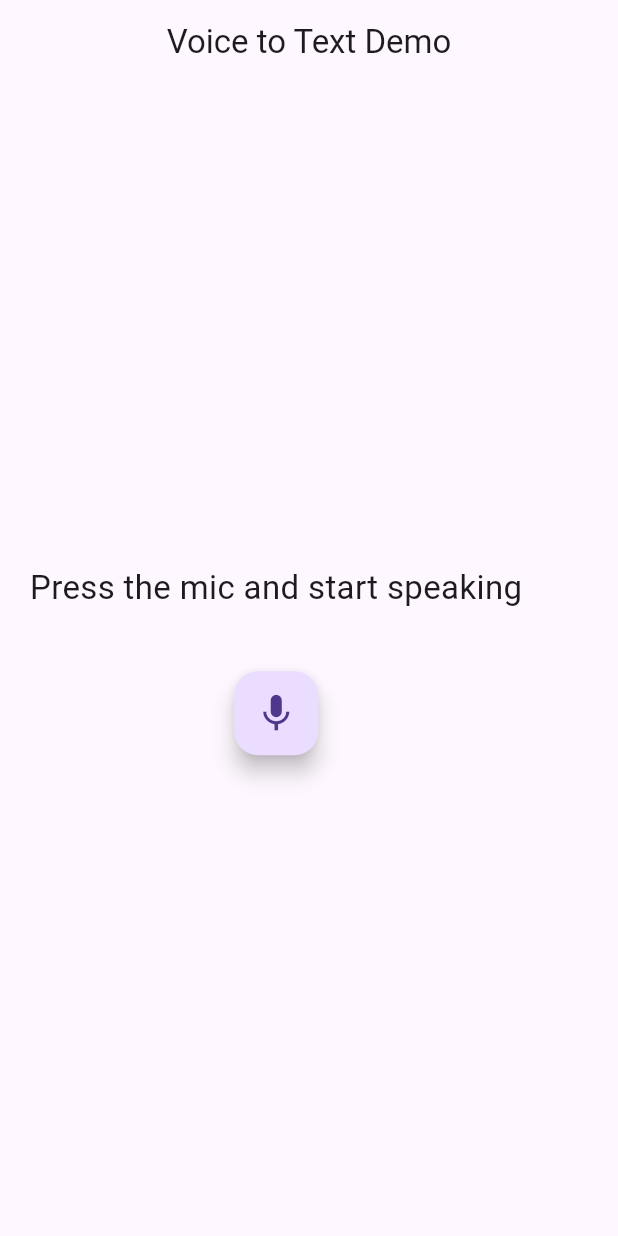
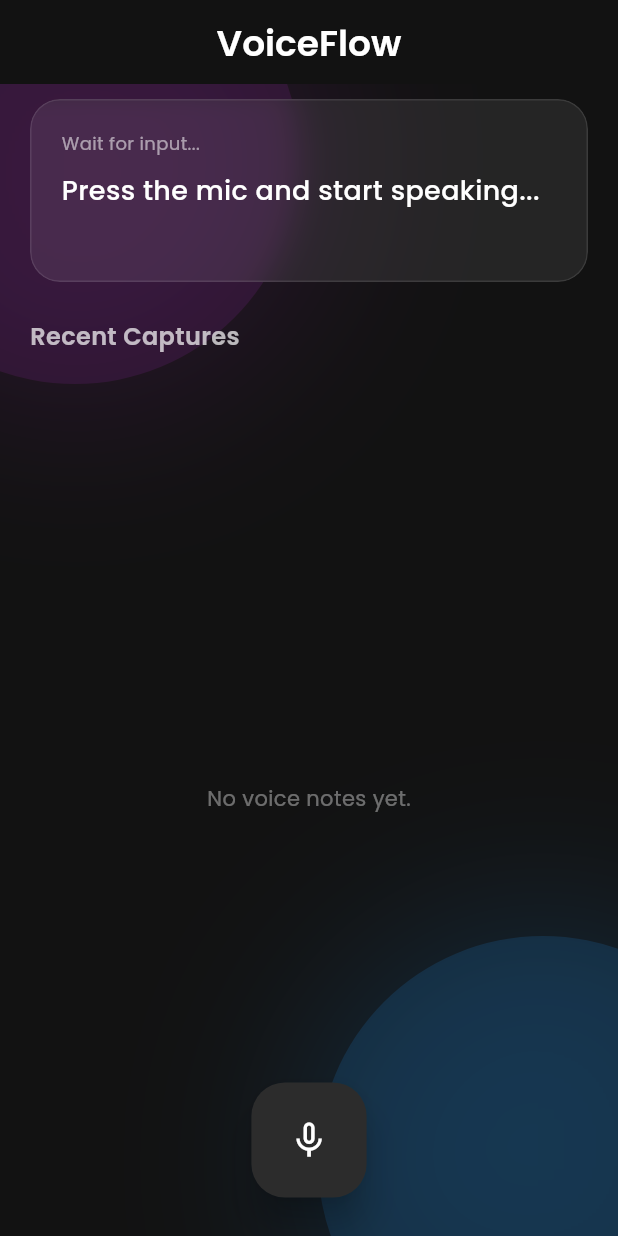
Before and after one commit to techieRahul17/VoiceToTxt, a Flutter app: the screen it shows after launch, on a phone screen of 412 x 824 dp. Run offline on Flutter 3.47's test engine with Material 3 defaults, Android fonts, the phone set to English and light mode, and no system bars; our stand-ins replace flutter_animate, google_fonts, speech_to_text.

Commit message:
(Rahul) Made as a todo app

```diff
--- /dev/null
+++ b/analysis_log_4.txt
@@ -0,0 +1,2 @@
+Analyzing voicetotxtvsr...
+No issues found! (ran in 4.3s)
--- a/lib/main.dart
+++ b/lib/main.dart
@@ -1,93 +1,29 @@
 import 'package:flutter/material.dart';
-import 'package:speech_to_text/speech_to_text.dart';
+import 'package:google_fonts/google_fonts.dart';
+import 'voice_flow_screen.dart';
 
 void main() {
-  runApp(const MyApp());
+  runApp(const VoiceFlowApp());
 }
 
-class MyApp extends StatelessWidget {
-  const MyApp({super.key});
+class VoiceFlowApp extends StatelessWidget {
+  const VoiceFlowApp({super.key});
 
   @override
   Widget build(BuildContext context) {
-    return const MaterialApp(
+    return MaterialApp(
+      title: 'VoiceFlow',
       debugShowCheckedModeBanner: false,
-      home: VoiceScreen(),
+      theme: ThemeData(
+        brightness: Brightness.dark,
+        scaffoldBackgroundColor: const Color(0xFF121212),
+        primarySwatch: Colors.blue,
+        textTheme: GoogleFonts.poppinsTextTheme(
+          Theme.of(context).textTheme.apply(bodyColor: Colors.white),
+        ),
+        useMaterial3: true,
+      ),
+      home: const VoiceFlowScreen(),
     );
   }
 }
-
-class VoiceScreen extends StatefulWidget {
-  const VoiceScreen({super.key});
-
-  @override
-  State<VoiceScreen> createState() => _VoiceScreenState();
-}
-
-class _VoiceScreenState extends State<VoiceScreen> {
-  final SpeechToText _speech = SpeechToText();
-  bool _isListening = false;
-  String _text = "Press the mic and start speaking";
-
-  @override
-  void initState() {
-    super.initState();
-    _initSpeech();
-  }
-
-  void _initSpeech() async {
-    await _speech.initialize(
-      onStatus: (status) => print("Status: $status"),
-      onError: (error) => print("Error: $error"),
-    );
-  }
-
-  void _startListening() async {
-    await _speech.listen(
-      onResult: (result) {
-        setState(() {
-          _text = result.recognizedWords;
-        });
-      },
-    );
-
-    setState(() {
-      _isListening = true;
-    });
-  }
-
-  void _stopListening() async {
-    await _speech.stop();
-    setState(() {
-      _isListening = false;
-    });
-  }
-
-  @override
-  Widget build(BuildContext context) {
-    return Scaffold(
-      appBar: AppBar(
-        title: const Text("Voice to Text Demo"),
-        centerTitle: true,
-      ),
-      body: Padding(
-        padding: const EdgeInsets.all(20),
-        child: Column(
-          mainAxisAlignment: MainAxisAlignment.center,
-          children: [
-            Text(
-              _text,
-              style: const TextStyle(fontSize: 22),
-              textAlign: TextAlign.center,
-            ),
-            const SizedBox(height: 40),
-            FloatingActionButton(
-              onPressed: _isListening ? _stopListening : _startListening,
-              child: Icon(_isListening ? Icons.mic_off : Icons.mic, size: 30),
-            ),
-          ],
-        ),
-      ),
-    );
-  }
-}
--- /dev/null
+++ b/lib/voice_flow_screen.dart
@@ -0,0 +1,437 @@
+import 'package:flutter/material.dart';
+import 'package:google_fonts/google_fonts.dart';
+import 'package:speech_to_text/speech_to_text.dart';
+import 'package:flutter_animate/flutter_animate.dart';
+import 'dart:ui'; // For ImageFilter
+
+// --- Models ---
+
+enum ItemCategory { reminder, todo, note }
+
+class SavedItem {
+  final String text;
+  final ItemCategory category;
+  final DateTime timestamp;
+
+  SavedItem({
+    required this.text,
+    required this.category,
+    required this.timestamp,
+  });
+}
+
+// --- Main Screen ---
+
+class VoiceFlowScreen extends StatefulWidget {
+  const VoiceFlowScreen({super.key});
+
+  @override
+  State<VoiceFlowScreen> createState() => _VoiceFlowScreenState();
+}
+
+class _VoiceFlowScreenState extends State<VoiceFlowScreen> with SingleTickerProviderStateMixin {
+  final SpeechToText _speech = SpeechToText();
+  bool _isListening = false;
+  String _currentText = "Press the mic and start speaking...";
+  final List<SavedItem> _savedItems = [];
+  late AnimationController _pulseController;
+
+  @override
+  void initState() {
+    super.initState();
+    _initSpeech();
+    _pulseController = AnimationController(
+      vsync: this,
+      duration: const Duration(seconds: 1),
+      lowerBound: 0.8,
+      upperBound: 1.2,
+    );
+  }
+
+  @override
+  void dispose() {
+    _pulseController.dispose();
+    super.dispose();
+  }
+
+  void _initSpeech() async {
+    bool available = await _speech.initialize(
+      onStatus: (status) {
+        if (status == 'notListening' && _isListening) {
+          // Logic to auto-save when speech stops naturally could go here,
+          // but usually controlled by manual stop or detailed status checks.
+          // For this demo, we'll save on manual stop or recognized result finalization.
+        }
+      },
+      onError: (error) => debugPrint("Error: $error"),
+    );
+    if (!available) {
+      debugPrint("Speech recognition not available");
+    }
+  }
+
+  void _startListening() async {
+    if (!_speech.isAvailable) {
+      _initSpeech(); // Try initializing again
+      return;
+    }
+
+    await _speech.listen(
+      onResult: (result) {
+        setState(() {
+          _currentText = result.recognizedWords;
+          if (result.finalResult) {
+            _saveReceivedText(_currentText);
+            _stopListening();
+          }
+        });
+      },
+      listenFor: const Duration(seconds: 30),
+      pauseFor: const Duration(seconds: 5),
+    );
+
+    setState(() {
+      _isListening = true;
+      _currentText = "Listening...";
+      _pulseController.repeat(reverse: true);
+    });
+  }
+
+  void _stopListening() async {
+    await _speech.stop();
+    setState(() {
+      _isListening = false;
+      _pulseController.stop();
+      _pulseController.reset();
+    });
+    // Ensure we reset text instruction if nothing was captured
+    if (_currentText == "Listening...") {
+        setState(() {
+            _currentText = "Press the mic and start speaking...";
+        });
+    }
+  }
+
+  void _saveReceivedText(String text) {
+    if (text.isEmpty) return;
+
+    final category = _detectIntent(text);
+    final newItem = SavedItem(
+      text: text,
+      category: category,
+      timestamp: DateTime.now(),
+    );
+
+    setState(() {
+      _savedItems.insert(0, newItem);
+      _currentText = "Press the mic and start speaking..."; // Reset logic
+    });
+
+    // Placeholder for local storage logic
+    _saveToLocalStorage(newItem);
+  }
+
+  ItemCategory _detectIntent(String text) {
+    final lowerText = text.toLowerCase();
+    if (lowerText.contains("remind me")) {
+      return ItemCategory.reminder;
+    } else if (lowerText.contains("todo") || lowerText.contains("task")) {
+      return ItemCategory.todo;
+    } else {
+      return ItemCategory.note;
+    }
+  }
+
+  void _saveToLocalStorage(SavedItem item) {
+    // TODO: Implement Hive or SharedPrefs logic here
+    debugPrint("Saving to local storage: ${item.text} [${item.category}]");
+  }
+
+  @override
+  Widget build(BuildContext context) {
+    return Scaffold(
+      backgroundColor: const Color(0xFF121212),
+      appBar: AppBar(
+        backgroundColor: Colors.transparent,
+        elevation: 0,
+        title: Text(
+          "VoiceFlow",
+          style: GoogleFonts.poppins(
+            fontSize: 24,
+            fontWeight: FontWeight.w600,
+            color: Colors.white,
+          ),
+        ),
+        centerTitle: true,
+      ),
+      body: Stack(
+        children: [
+          // Background Gradient (Optional subtle effect)
+          Positioned(
+            top: -100,
+            left: -100,
+            child: Container(
+              width: 300,
+              height: 300,
+              decoration: BoxDecoration(
+                shape: BoxShape.circle,
+                color: Colors.purple.withValues(alpha: 0.15),
+                boxShadow: [
+                   BoxShadow(
+                     color: Colors.purple.withValues(alpha: 0.15),
+                     blurRadius: 100,
+                     spreadRadius: 20,
+                   ),
+                ],
+              ),
+            ),
+          ),
+          Positioned(
+            bottom: -100,
+            right: -100,
+            child: Container(
+              width: 300,
+              height: 300,
+              decoration: BoxDecoration(
+                shape: BoxShape.circle,
+                color: Colors.blue.withValues(alpha: 0.15),
+                boxShadow: [
+                   BoxShadow(
+                     color: Colors.blue.withValues(alpha: 0.15),
+                     blurRadius: 100,
+                     spreadRadius: 20,
+                   ),
+                ],
+              ),
+            ),
+          ),
+
+          // Main Content
+          Padding(
+            padding: const EdgeInsets.symmetric(horizontal: 20, vertical: 10),
+            child: Column(
+              crossAxisAlignment: CrossAxisAlignment.start,
+              children: [
+                // Live Transcription Area
+                GlassCard(
+                  child: Container(
+                    width: double.infinity,
+                    constraints: const BoxConstraints(minHeight: 120),
+                    padding: const EdgeInsets.all(20),
+                    child: Column(
+                      crossAxisAlignment: CrossAxisAlignment.start,
+                      children: [
+                        Text(
+                          "Wait for input...",
+                          style: GoogleFonts.poppins(
+                            color: Colors.white54,
+                            fontSize: 12,
+                          ),
+                        ),
+                        const SizedBox(height: 10),
+                        Text(
+                          _currentText,
+                          style: GoogleFonts.poppins(
+                            color: Colors.white,
+                            fontSize: 18,
+                            fontWeight: FontWeight.w500,
+                          ),
+                        ),
+                      ],
+                    ),
+                  ),
+                ),
+                const SizedBox(height: 25),
+
+                // Saved Items Header
+                Text(
+                  "Recent Captures",
+                  style: GoogleFonts.poppins(
+                    color: Colors.white70,
+                    fontSize: 16,
+                    fontWeight: FontWeight.w600,
+                  ),
+                ),
+                const SizedBox(height: 15),
+
+                // Saved Items List
+                Expanded(
+                  child: _savedItems.isEmpty
+                      ? Center(
+                          child: Text(
+                            "No voice notes yet.",
+                            style: GoogleFonts.poppins(color: Colors.white38),
+                          ),
+                        )
+                      : ListView.separated(
+                          physics: const BouncingScrollPhysics(),
+                          itemCount: _savedItems.length,
+                          separatorBuilder: (context, index) => const SizedBox(height: 12),
+                          itemBuilder: (context, index) {
+                            return SavedItemCard(item: _savedItems[index]);
+                          },
+                        ),
+                ),
+              ],
+            ),
+          ),
+        ],
+      ),
+      floatingActionButtonLocation: FloatingActionButtonLocation.centerFloat,
+      floatingActionButton: ScaleTransition(
+        scale: _pulseController,
+        child: Container(
+          decoration: BoxDecoration(
+            shape: BoxShape.circle,
+            boxShadow: [
+              BoxShadow(
+                color: _isListening
+                    ? Colors.blueAccent.withValues(alpha: 0.6)
+                    : Colors.transparent,
+                blurRadius: 20,
+                spreadRadius: 5,
+              )
+            ],
+          ),
+          child: FloatingActionButton.large(
+            onPressed: _isListening ? _stopListening : _startListening,
+            backgroundColor: _isListening ? const Color(0xFF2196F3) : const Color(0xFF2C2C2C),
+            elevation: 10,
+            child: Icon(
+              _isListening ? Icons.mic : Icons.mic_none,
+              color: Colors.white,
+              size: 36,
+            ),
+          ),
+        ),
+      ),
+    );
+  }
+}
+
+// --- Reusable Widgets ---
+
+class GlassCard extends StatelessWidget {
+  final Widget child;
+  final EdgeInsetsGeometry? padding;
+
+  const GlassCard({
+    super.key,
+    required this.child,
+    this.padding,
+  });
+
+  @override
+  Widget build(BuildContext context) {
+    return ClipRRect(
+      borderRadius: BorderRadius.circular(20),
+      child: BackdropFilter(
+        filter: ImageFilter.blur(sigmaX: 10, sigmaY: 10),
+        child: Container(
+          padding: padding,
+          decoration: BoxDecoration(
+            color: Colors.white.withValues(alpha: 0.08),
+            borderRadius: BorderRadius.circular(20),
+            border: Border.all(
+              color: Colors.white.withValues(alpha: 0.1),
+              width: 1,
+            ),
+          ),
+          child: child,
+        ),
+      ),
+    );
+  }
+}
+
+class SavedItemCard extends StatelessWidget {
+  final SavedItem item;
+
+  const SavedItemCard({super.key, required this.item});
+
+  Color getCategoryColor() {
+    switch (item.category) {
+      case ItemCategory.reminder:
+        return Colors.purpleAccent; // Purple for Reminder
+      case ItemCategory.todo:
+        return Colors.greenAccent; // Green for Todo
+      case ItemCategory.note:
+        return Colors.blueAccent; // Blue for Note
+    }
+  }
+
+  String getCategoryLabel() {
+    switch (item.category) {
+      case ItemCategory.reminder:
+        return "Reminder";
+      case ItemCategory.todo:
+        return "Todo";
+      case ItemCategory.note:
+        return "Note";
+    }
+  }
+
+  @override
+  Widget build(BuildContext context) {
+    return GlassCard(
+      padding: const EdgeInsets.all(16),
+      child: Row(
+        crossAxisAlignment: CrossAxisAlignment.start,
+        children: [
+          Container(
+            margin: const EdgeInsets.only(top: 4),
+            width: 12,
+            height: 12,
+            decoration: BoxDecoration(
+              color: getCategoryColor(),
+              shape: BoxShape.circle,
+              boxShadow: [
+                BoxShadow(
+                  color: getCategoryColor().withValues(alpha: 0.5),
+                  blurRadius: 8,
+                )
+              ],
+            ),
+          ),
+          const SizedBox(width: 16),
+          Expanded(
+            child: Column(
+              crossAxisAlignment: CrossAxisAlignment.start,
+              children: [
+                Row(
+                  mainAxisAlignment: MainAxisAlignment.spaceBetween,
+                  children: [
+                    Text(
+                      getCategoryLabel().toUpperCase(),
+                      style: GoogleFonts.poppins(
+                        color: getCategoryColor(),
+                        fontSize: 10,
+                        fontWeight: FontWeight.bold,
+                        letterSpacing: 1,
+                      ),
+                    ),
+                    Text(
+                      "${item.timestamp.hour}:${item.timestamp.minute.toString().padLeft(2, '0')}",
+                      style: GoogleFonts.poppins(
+                        color: Colors.white38,
+                        fontSize: 10,
+                      ),
+                    ),
+                  ],
+                ),
+                const SizedBox(height: 6),
+                Text(
+                  item.text,
+                  style: GoogleFonts.poppins(
+                    color: Colors.white.withValues(alpha: 0.9),
+                    fontSize: 14,
+                  ),
+                ),
+              ],
+            ),
+          ),
+        ],
+      ),
+    ).animate().fadeIn(duration: 400.ms).slideX(begin: 0.1, end: 0);
+  }
+}
--- a/pubspec.yaml
+++ b/pubspec.yaml
@@ -35,6 +35,8 @@ dependencies:
   # The following adds the Cupertino Icons font to your application.
   # Use with the CupertinoIcons class for iOS style icons.
   cupertino_icons: ^1.0.8
+  google_fonts: ^8.0.1
+  flutter_animate: ^4.5.2
 
 dev_dependencies:
   flutter_test:
```
Also changed, not shown: analysis_log.txt (added, +18 -0 lines), analysis_log_2.txt (added, +14 -0 lines), analysis_log_3.txt (added, +13 -0 lines), pubspec.lock, 2 other files.
